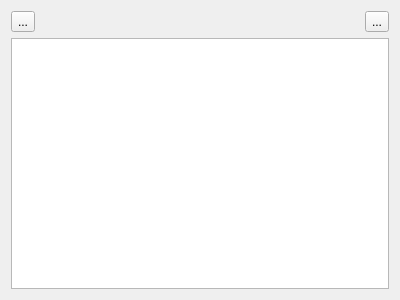
Above: src/gui/ui_files/studies_panel_widget.ui from medusabci/medusa-platform before the change. Below: the same form after it.
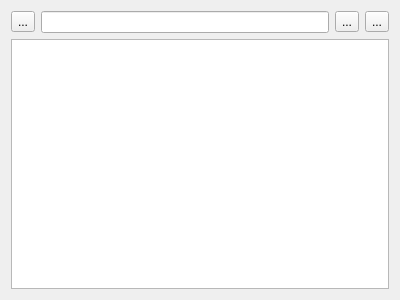
That is the form after the change.

Commit message: Improvements and error fixing in panel undock/redoc behaviour

The edit to the form file:
```diff
--- a/src/gui/ui_files/studies_panel_widget.ui
+++ b/src/gui/ui_files/studies_panel_widget.ui
@@ -33,17 +33,20 @@
       </widget>
      </item>
      <item>
-      <spacer name="horizontalSpacer_3">
-       <property name="orientation">
-        <enum>Qt::Horizontal</enum>
+      <widget class="QLineEdit" name="lineEdit_studies_path"/>
+     </item>
+     <item>
+      <widget class="QToolButton" name="toolButton_studies_set_path">
+       <property name="text">
+        <string>...</string>
        </property>
-       <property name="sizeHint" stdset="0">
+       <property name="iconSize">
         <size>
-         <width>40</width>
+         <width>20</width>
          <height>20</height>
         </size>
        </property>
-      </spacer>
+      </widget>
      </item>
      <item>
       <widget class="QToolButton" name="toolButton_studies_undock">
```
The commit also changes 10 other files.
